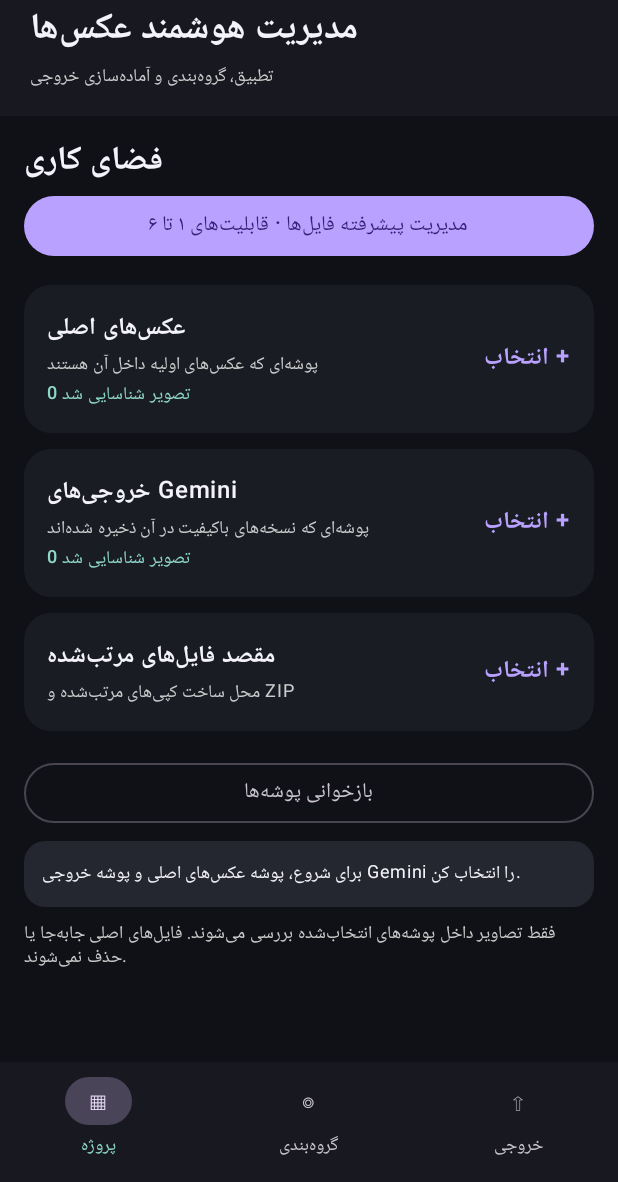
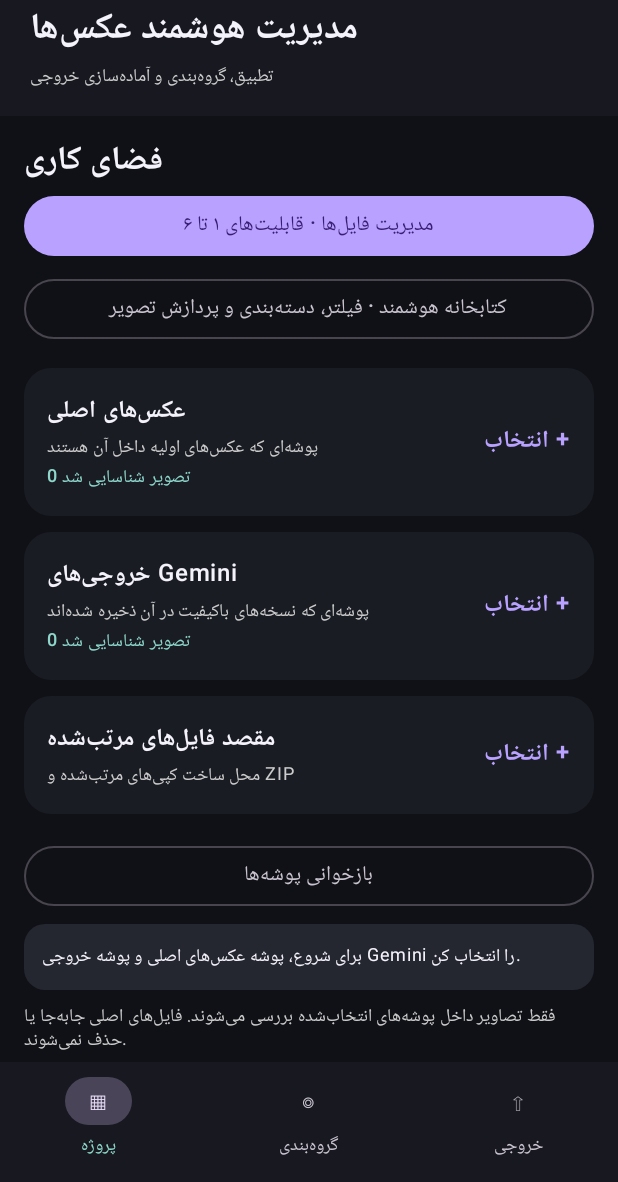
Before and after one commit to Ahmadreza82m/chatgptmulti, an Android app built with Jetpack Compose: the screen it shows after launch (MainActivity), on a phone screen of 412 x 824 dp, the part 54-1236 px from its top. Run offline under Robolectric (Android 15) with nearby library versions, the phone set to English and light mode, and no system bars.

Commit message:
feat(photoflow): link smart library from project home

```diff
--- a/photoflow-android/app/src/main/java/com/ahmadreza/photoflow/MainActivity.kt
+++ b/photoflow-android/app/src/main/java/com/ahmadreza/photoflow/MainActivity.kt
@@ -206,7 +206,12 @@ private fun ProjectPage(originalsTree: Uri?, outputsTree: Uri?, destinationTree:
     Button(
         onClick = { context.startActivity(Intent(context, FileToolsActivity::class.java)) },
         modifier = Modifier.fillMaxWidth()
-    ) { Text("مدیریت پیشرفته فایل‌ها · قابلیت‌های ۱ تا ۶") }
+    ) { Text("مدیریت فایل‌ها · قابلیت‌های ۱ تا ۶") }
+    Spacer(Modifier.height(7.dp))
+    OutlinedButton(
+        onClick = { context.startActivity(Intent(context, LibraryToolsActivity::class.java)) },
+        modifier = Modifier.fillMaxWidth()
+    ) { Text("کتابخانه هوشمند · فیلتر، دسته‌بندی و پردازش تصویر") }
 
     Spacer(Modifier.height(10.dp))
     FolderCard("عکس‌های اصلی", originalsTree, originalCount, "پوشه‌ای که عکس‌های اولیه داخل آن هستند") { onPick(PickTarget.ORIGINALS) }
```
